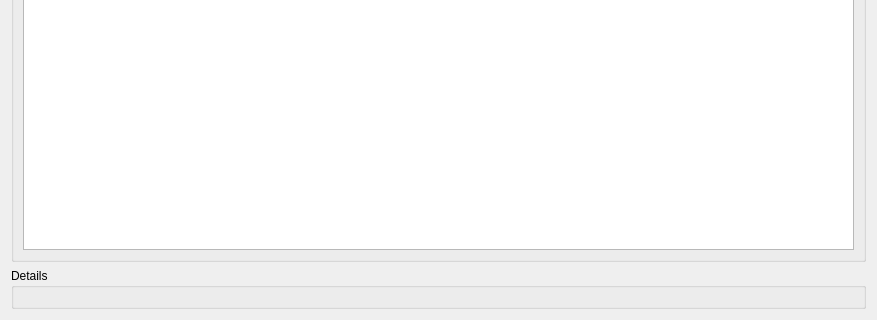
Old version of the form client/src/ui/dialogs/business_rules_dialog.ui in the repository networkoptix/nx_open; both pictures show x 0 to 877 and y 436 to 756 of the 877 by 756 pixel window.
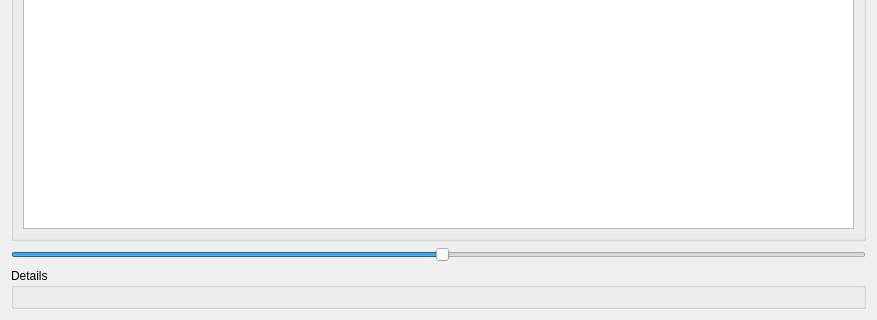
New version of the form. Custom widgets are drawn as their Qt base class.

Commit message:
Widget dummy
<==== Mercurial data ====>
Branch: hdd_free_space

What changed in the file:
```diff
--- a/client/src/ui/dialogs/business_rules_dialog.ui
+++ b/client/src/ui/dialogs/business_rules_dialog.ui
@@ -123,6 +123,16 @@
      </layout>
     </widget>
    </item>
+   <item>
+    <widget class="QnStorageSpaceWidget" name="horizontalSlider">
+     <property name="value">
+      <number>50</number>
+     </property>
+     <property name="orientation">
+      <enum>Qt::Horizontal</enum>
+     </property>
+    </widget>
+   </item>
    <item>
     <widget class="QGroupBox" name="detailsGroupBox">
      <property name="title">
@@ -133,6 +143,13 @@
    </item>
   </layout>
  </widget>
+ <customwidgets>
+  <customwidget>
+   <class>QnStorageSpaceWidget</class>
+   <extends>QSlider</extends>
+   <header>ui/widgets/storage_space_widget.h</header>
+  </customwidget>
+ </customwidgets>
  <resources/>
  <connections/>
 </ui>
```
The commit also changes 3 other files.
